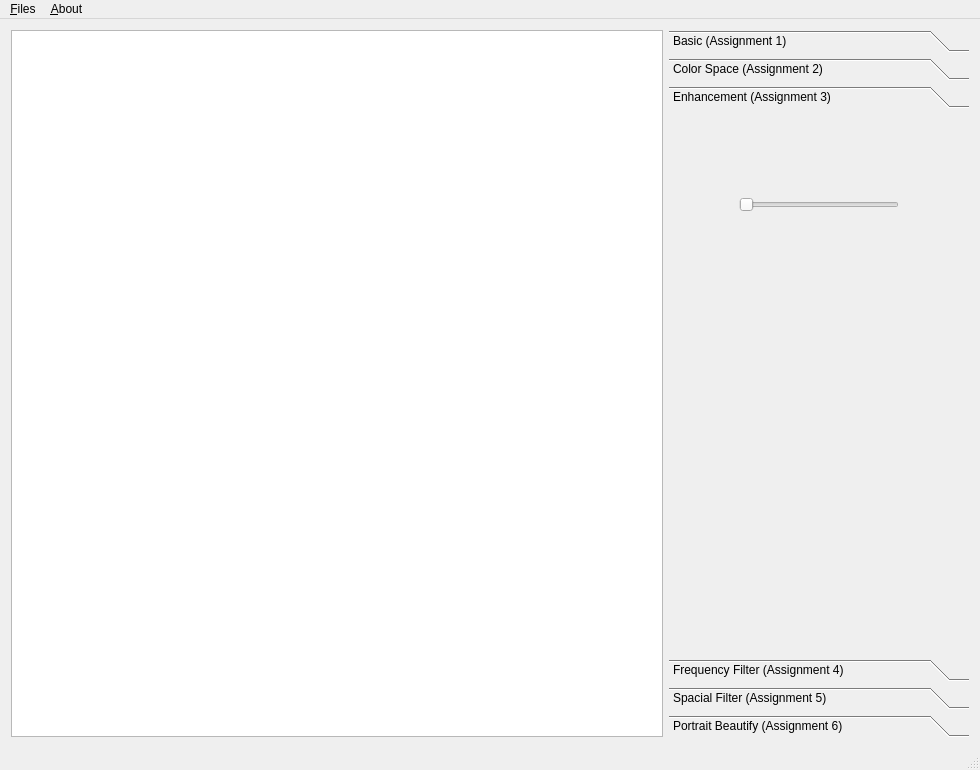
lizy14/hello-lenna, file mainwindow.ui: the form before one commit.
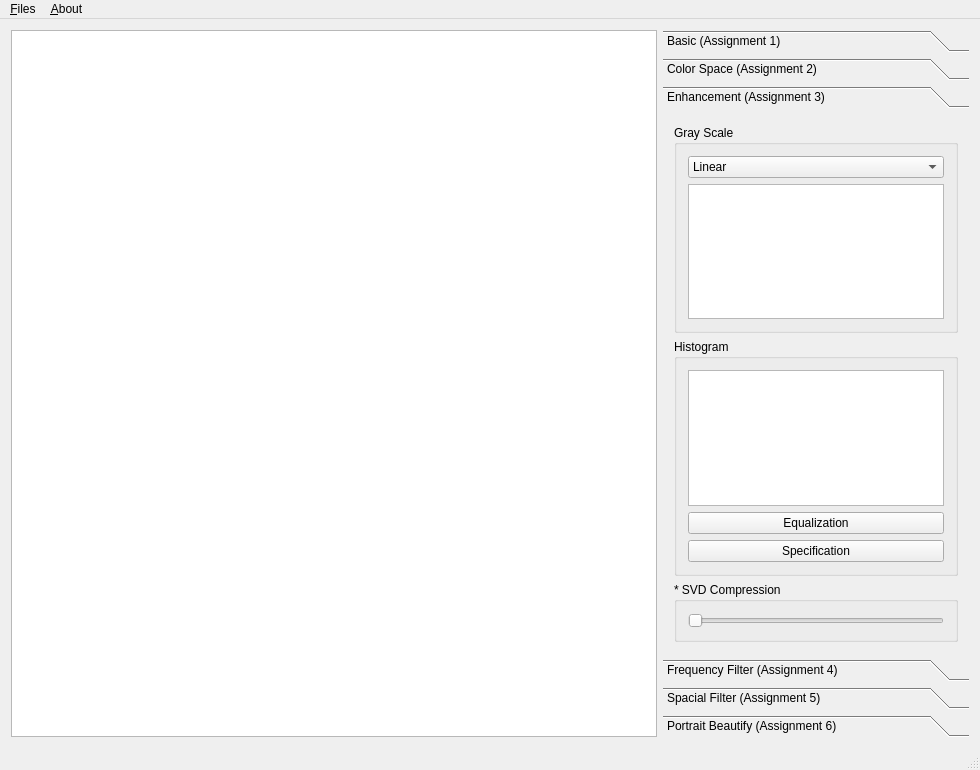
The form after the commit.

Commit message: histogram equalization

```diff
--- a/mainwindow.ui
+++ b/mainwindow.ui
@@ -330,35 +330,115 @@
             <rect>
              <x>0</x>
              <y>0</y>
-             <width>300</width>
+             <width>302</width>
              <height>506</height>
             </rect>
            </property>
            <attribute name="label">
             <string>Enhancement (Assignment 3)</string>
            </attribute>
-           <widget class="QSlider" name="sliderSvd">
-            <property name="geometry">
-             <rect>
-              <x>70</x>
-              <y>80</y>
-              <width>160</width>
-              <height>22</height>
-             </rect>
-            </property>
-            <property name="maximum">
-             <number>9</number>
-            </property>
-            <property name="minimum">
-             <number>0</number>
-            </property>
-            <property name="pageStep">
-             <number>1</number>
-            </property>
-            <property name="orientation">
-             <enum>Qt::Horizontal</enum>
-            </property>
-           </widget>
+           <layout class="QVBoxLayout" name="verticalLayout_11">
+            <item>
+             <widget class="QGroupBox" name="groupBox_8">
+              <property name="title">
+               <string>Gray Scale</string>
+              </property>
+              <layout class="QVBoxLayout" name="verticalLayout_13">
+               <item>
+                <widget class="QComboBox" name="comboBox">
+                 <item>
+                  <property name="text">
+                   <string>Linear</string>
+                  </property>
+                 </item>
+                 <item>
+                  <property name="text">
+                   <string>Logarithmic</string>
+                  </property>
+                 </item>
+                 <item>
+                  <property name="text">
+                   <string>Exponential</string>
+                  </property>
+                 </item>
+                 <item>
+                  <property name="text">
+                   <string>Gamma</string>
+                  </property>
+                 </item>
+                </widget>
+               </item>
+               <item>
+                <widget class="QGraphicsView" name="grayView"/>
+               </item>
+              </layout>
+             </widget>
+            </item>
+            <item>
+             <widget class="QGroupBox" name="groupBox_7">
+              <property name="title">
+               <string>Histogram</string>
+              </property>
+              <layout class="QVBoxLayout" name="verticalLayout_12">
+               <item>
+                <widget class="QGraphicsView" name="histView"/>
+               </item>
+               <item>
+                <widget class="QPushButton" name="btnHistEqual">
+                 <property name="text">
+                  <string>Equalization</string>
+                 </property>
+                </widget>
+               </item>
+               <item>
+                <widget class="QPushButton" name="pushButton_2">
+                 <property name="text">
+                  <string>Specification</string>
+                 </property>
+                </widget>
+               </item>
+              </layout>
+             </widget>
+            </item>
+            <item>
+             <widget class="QGroupBox" name="groupBox_6">
+              <property name="title">
+               <string>* SVD Compression </string>
+              </property>
+              <layout class="QVBoxLayout" name="verticalLayout_10">
+               <item>
+                <widget class="QSlider" name="sliderSvd">
+                 <property name="minimum">
+                  <number>0</number>
+                 </property>
+                 <property name="maximum">
+                  <number>9</number>
+                 </property>
+                 <property name="pageStep">
+                  <number>1</number>
+                 </property>
+                 <property name="orientation">
+                  <enum>Qt::Horizontal</enum>
+                 </property>
+                </widget>
+               </item>
+              </layout>
+             </widget>
+            </item>
+            <item>
+             <spacer name="verticalSpacer">
+              <property name="orientation">
+               <enum>Qt::Vertical</enum>
+              </property>
+              <property name="sizeHint" stdset="0">
+               <size>
+                <width>20</width>
+                <height>40</height>
+               </size>
+              </property>
+             </spacer>
+            </item>
+           </layout>
           </widget>
           <widget class="QWidget" name="page_2">
            <property name="geometry">
```
The commit also changes 2 other files.
